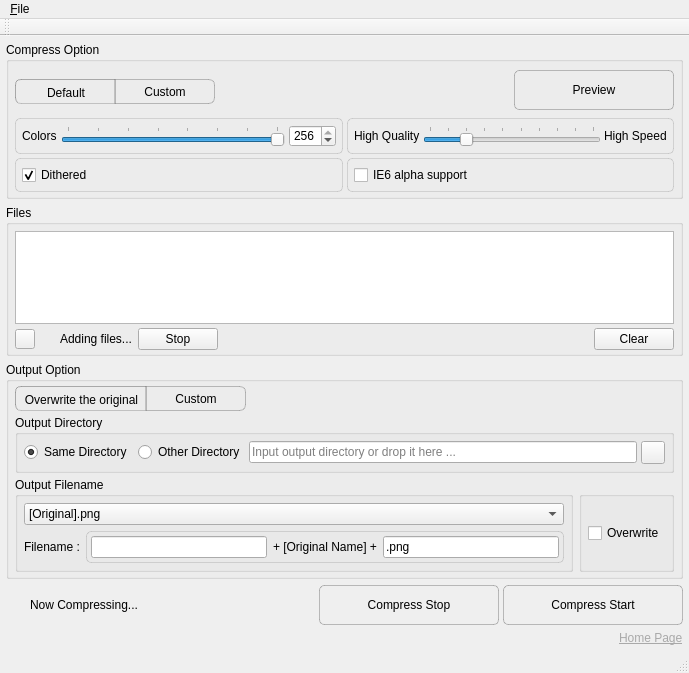
Before: the Qt Designer form pngyumainwindow.ui in nukesaq88/Pngyu, drawn with Qt 5.
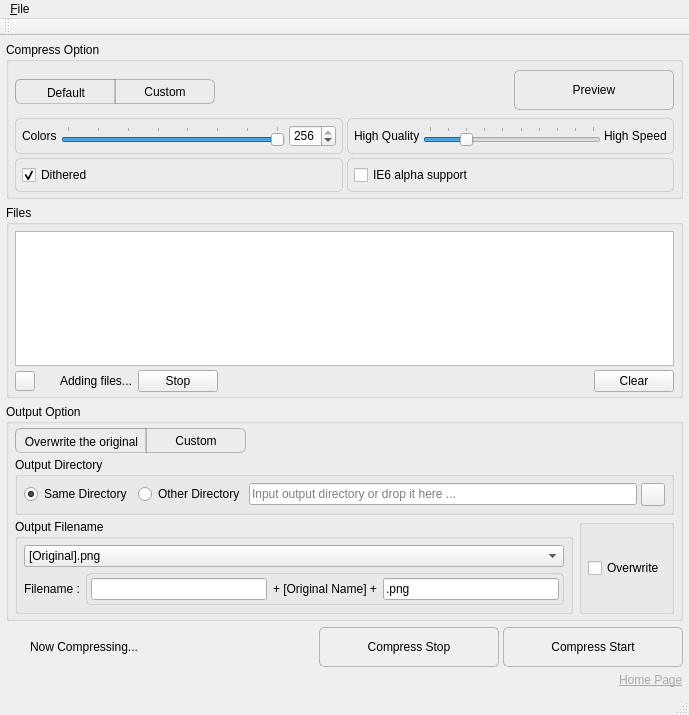
After: the same form once the commit is applied. Icons and pictures are not drawn. Custom widgets are drawn as their Qt base class.

```diff
--- a/pngyumainwindow.ui
+++ b/pngyumainwindow.ui
@@ -7,7 +7,7 @@
     <x>0</x>
     <y>0</y>
     <width>689</width>
-    <height>673</height>
+    <height>715</height>
    </rect>
   </property>
   <property name="acceptDrops">
@@ -378,7 +378,7 @@
              </sizepolicy>
             </property>
             <property name="title">
-             <string> </string>
+             <string/>
             </property>
             <property name="flat">
              <bool>true</bool>
@@ -1070,7 +1070,7 @@
           <bool>false</bool>
          </attribute>
          <attribute name="verticalHeaderDefaultSectionSize">
-          <number>20</number>
+          <number>24</number>
          </attribute>
         </widget>
        </item>
```
Left out of the diff: 90 changed lines with no effect on the pictures.
